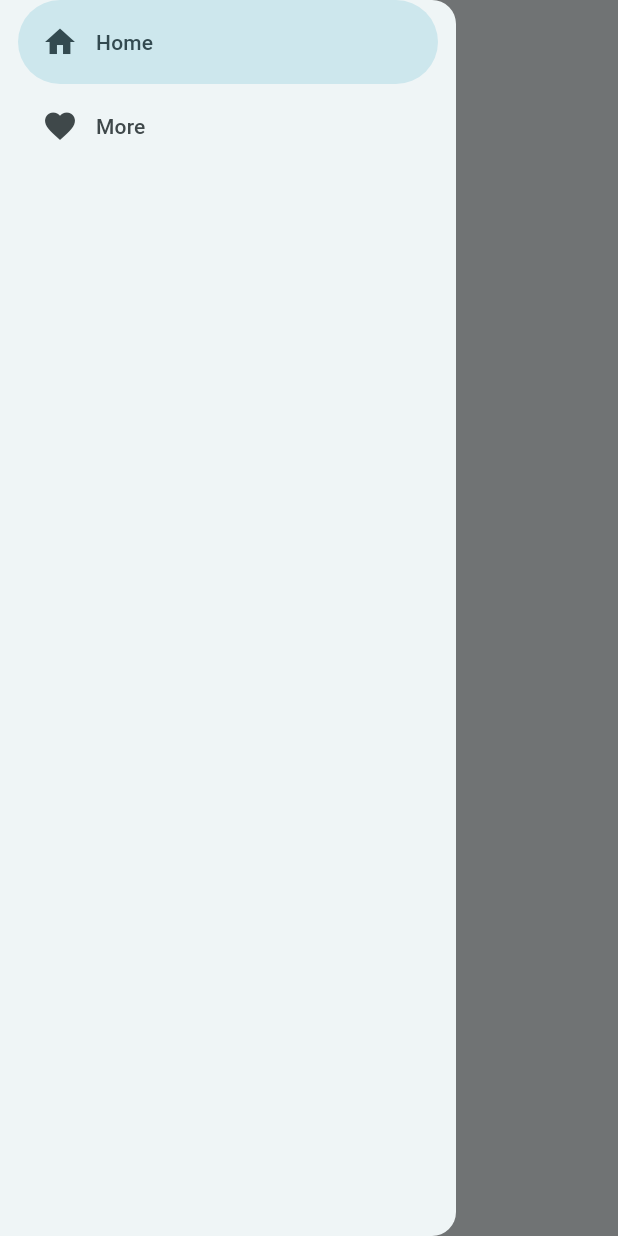
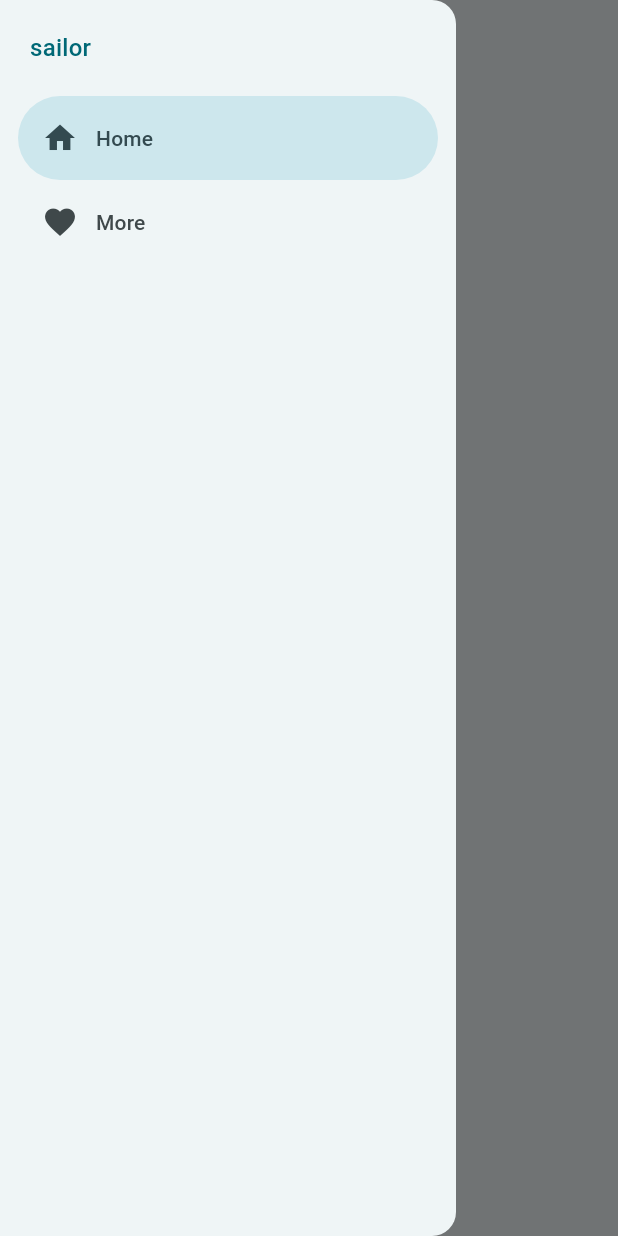
Before and after one commit to cytobi/sailor, a Flutter app: the screen it shows after launch, with the side drawer open, on a phone screen of 412 x 824 dp. Run offline on Flutter 3.47's test engine with Material 2 defaults, Android fonts, the phone set to English and light mode, and no system bars.

Commit message:
nav drawer header

```diff
--- a/frontend/sailor_flutter/lib/main.dart
+++ b/frontend/sailor_flutter/lib/main.dart
@@ -68,6 +68,15 @@ class _SailorMainPageState extends State<SailorMainPage> {
             });
           },
           children: [
+            Padding(
+              padding: const EdgeInsets.all(20),
+              child: Text(
+                'sailor',
+                style: Theme.of(context).textTheme.titleMedium!.copyWith(
+                      color: Theme.of(context).colorScheme.primary,
+                    ),
+              ),
+            ),
             NavigationDrawerDestination(
               icon: Icon(Icons.home),
               label: Text('Home'),
```
